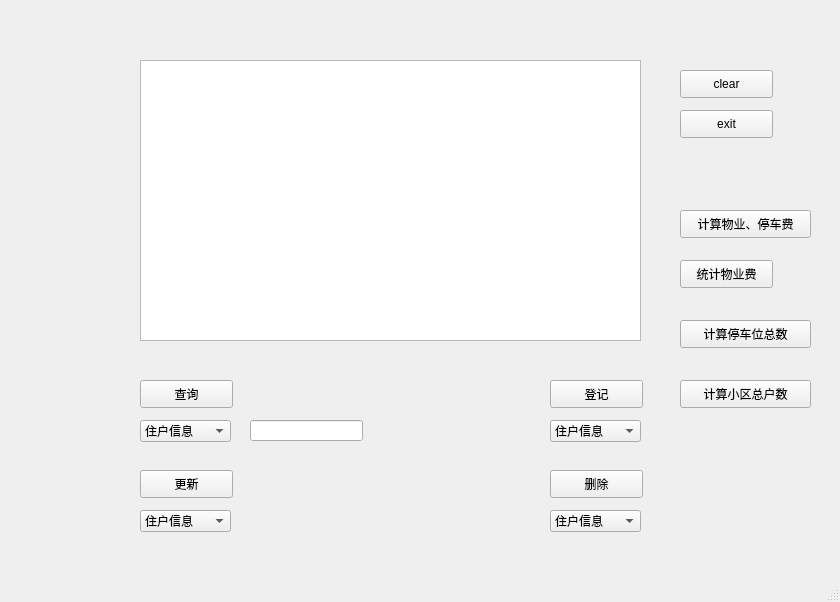
The window that UI/mainwindow.ui (JJLee7447/property_management_system) describes before a commit, drawn with Qt 5.
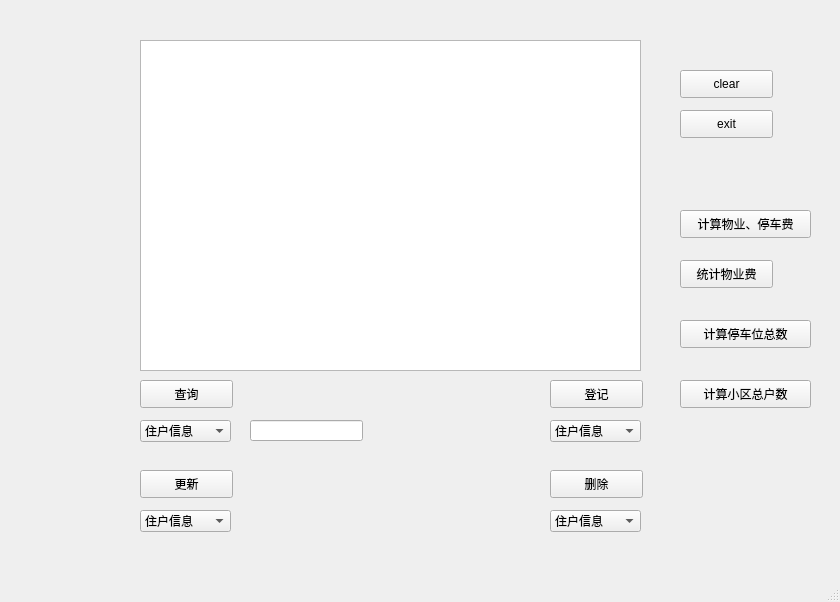
The same window after the commit.

Patch:
```diff
--- a/UI/mainwindow.ui
+++ b/UI/mainwindow.ui
@@ -95,16 +95,6 @@
      <string>查询</string>
     </property>
    </widget>
-   <widget class="QListView" name="listView">
-    <property name="geometry">
-     <rect>
-      <x>140</x>
-      <y>60</y>
-      <width>501</width>
-      <height>281</height>
-     </rect>
-    </property>
-   </widget>
    <widget class="QPushButton" name="clear_btn">
     <property name="geometry">
      <rect>
@@ -314,6 +304,16 @@
      <string>计算小区总户数</string>
     </property>
    </widget>
+   <widget class="QTableView" name="tableView">
+    <property name="geometry">
+     <rect>
+      <x>140</x>
+      <y>40</y>
+      <width>501</width>
+      <height>331</height>
+     </rect>
+    </property>
+   </widget>
   </widget>
   <widget class="QMenuBar" name="menubar">
    <property name="geometry">
```
Left out of the diff: 16 changed lines with no effect on the pictures.
